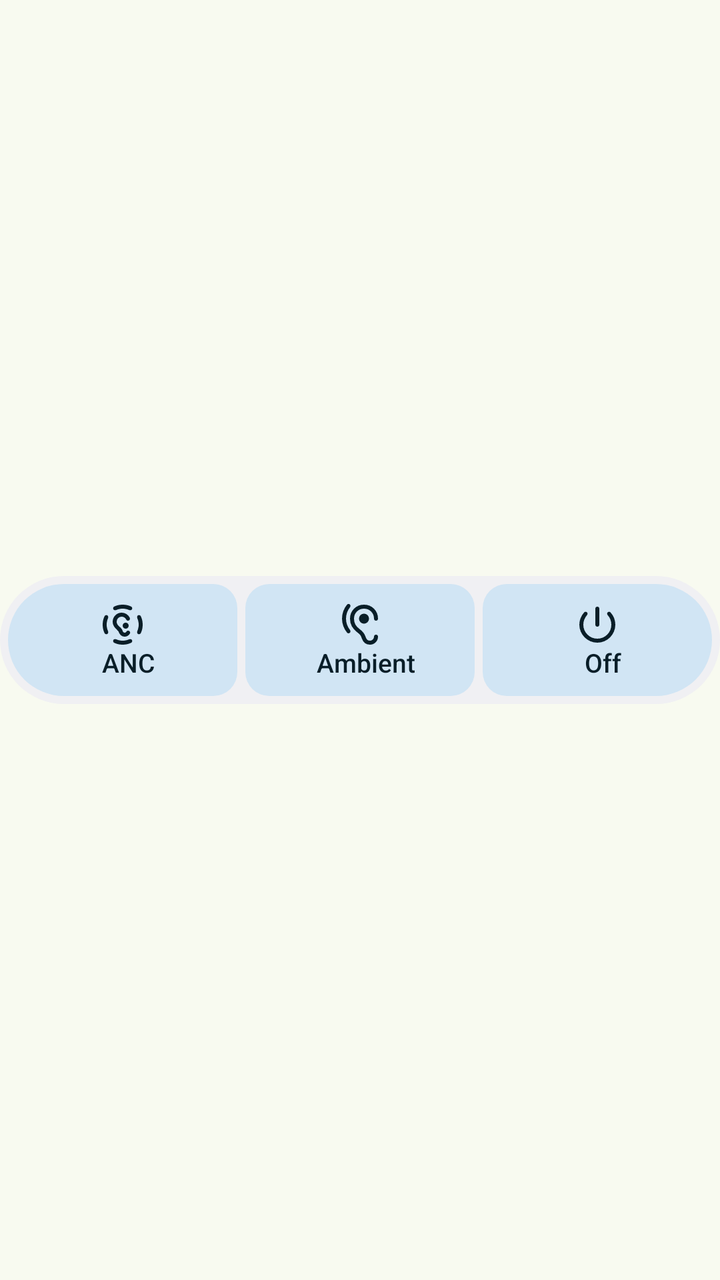
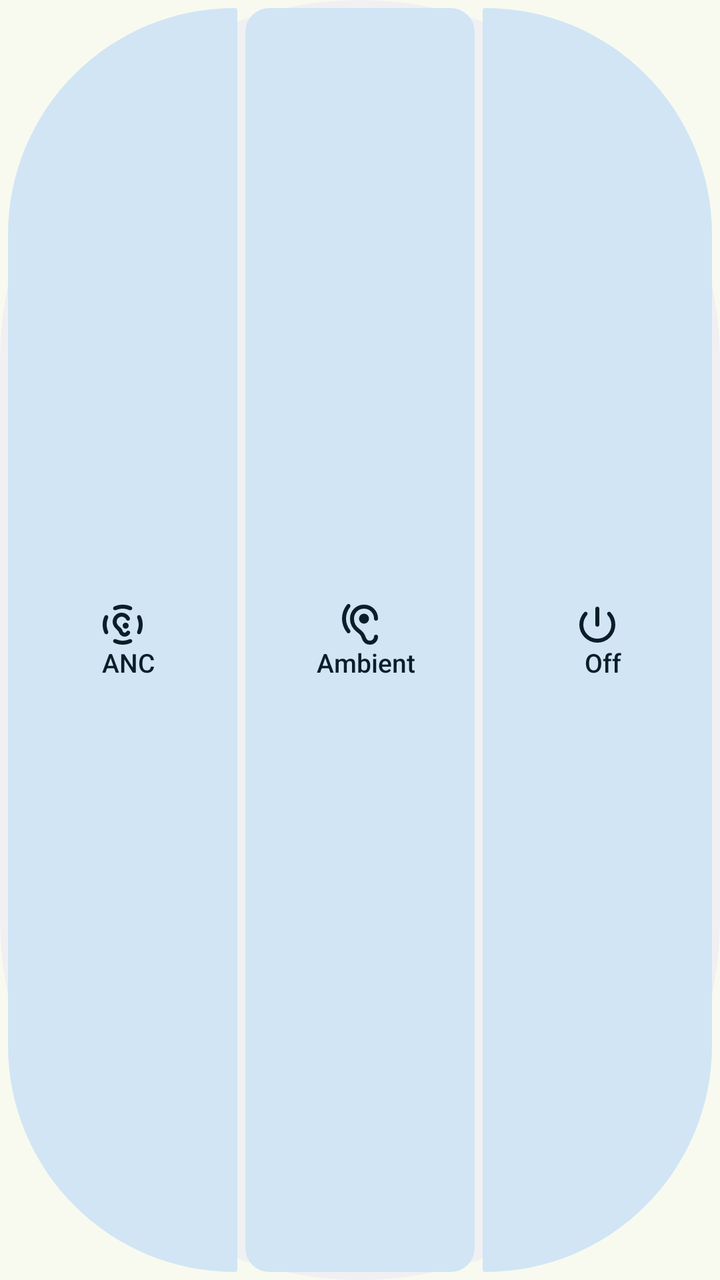

Screens rendered from an Android XML layout before and after an edit, with the pre-edit source and the edit as a unified diff.
<!-- AndroidManifest.xml: application theme Theme.Hush -->
<!-- res/layout/widget_modes_stacked.xml -->
<FrameLayout xmlns:android="http://schemas.android.com/apk/res/android"
    android:layout_width="match_parent" android:layout_height="match_parent">
    <LinearLayout android:id="@android:id/background"
        android:layout_width="match_parent" android:layout_height="64dp"
        android:layout_gravity="center" android:orientation="horizontal"
        android:background="@drawable/w_bg" android:padding="4dp">
        <LinearLayout android:id="@+id/w_anc"
            android:layout_width="0dp" android:layout_height="match_parent"
            android:layout_weight="1"
            android:gravity="center" android:orientation="vertical"
            android:clickable="true" android:focusable="true"
            android:background="@drawable/w_tile_start">
            <ImageView android:id="@+id/w_anc_icon"
                android:layout_width="24dp" android:layout_height="24dp"
                android:importantForAccessibility="no"
                android:src="@drawable/w_icon_noise_control_off" />
            <TextView android:id="@+id/w_anc_label"
                android:layout_width="wrap_content" android:layout_height="wrap_content"
                android:paddingStart="6dp" android:fontFamily="sans-serif-medium"
                android:includeFontPadding="false" android:singleLine="true"
                android:importantForAccessibility="no"
                android:textSize="13sp" android:textColor="@color/w_off_text"
                android:text="ANC" />
        </LinearLayout>
        <LinearLayout android:id="@+id/w_amb"
            android:layout_width="0dp" android:layout_height="match_parent"
            android:layout_weight="1" android:layout_marginStart="4dp"
            android:gravity="center" android:orientation="vertical"
            android:clickable="true" android:focusable="true"
            android:background="@drawable/w_tile_middle">
            <ImageView android:id="@+id/w_amb_icon"
                android:layout_width="24dp" android:layout_height="24dp"
                android:importantForAccessibility="no"
                android:src="@drawable/w_icon_hearing" />
            <TextView android:id="@+id/w_amb_label"
                android:layout_width="wrap_content" android:layout_height="wrap_content"
                android:paddingStart="6dp" android:fontFamily="sans-serif-medium"
                android:includeFontPadding="false" android:singleLine="true"
                android:importantForAccessibility="no"
                android:textSize="13sp" android:textColor="@color/w_off_text"
                android:text="Ambient" />
        </LinearLayout>
        <LinearLayout android:id="@+id/w_off"
            android:layout_width="0dp" android:layout_height="match_parent"
            android:layout_weight="1" android:layout_marginStart="4dp"
            android:gravity="center" android:orientation="vertical"
            android:clickable="true" android:focusable="true"
            android:background="@drawable/w_tile_end">
            <ImageView android:id="@+id/w_off_icon"
                android:layout_width="24dp" android:layout_height="24dp"
                android:importantForAccessibility="no"
                android:src="@drawable/w_icon_power_settings_new" />
            <TextView android:id="@+id/w_off_label"
                android:layout_width="wrap_content" android:layout_height="wrap_content"
                android:paddingStart="6dp" android:fontFamily="sans-serif-medium"
                android:includeFontPadding="false" android:singleLine="true"
                android:importantForAccessibility="no"
                android:textSize="13sp" android:textColor="@color/w_off_text"
                android:text="Off" />
        </LinearLayout>
    </LinearLayout>
</FrameLayout>
<!-- resources referenced by this layout -->
<resources>
  <color name="w_off_text">#FF1D192B</color>
  <!-- drawable w_bg (drawable) -->
  <shape xmlns:android="http://schemas.android.com/apk/res/android" android:shape="rectangle"><solid android:color="@color/w_bg" /><corners android:radius="32dp" /></shape>
  <!-- drawable w_icon_power_settings_new (drawable) -->
  <vector xmlns:android="http://schemas.android.com/apk/res/android" android:width="24dp" android:height="24dp" android:viewportWidth="960" android:viewportHeight="960" android:tint="@color/w_off_text"><group android:translateY="960"><path android:fillColor="#FFFFFFFF" android:pathData="M440-480v-320q0-17 11.5-28.5T480-840q17 0 28.5 11.5T520-800v320q0 17-11.5 28.5T480-440q-17 0-28.5-11.5T440-480Zm40 360q-74 0-139.5-28.5T226-226q-49-49-77.5-114.5T120-480q0-69 25.5-132.5T217-726q11-12 28-12t29 12q11 11 10 27.5T272-669q-34 38-53 86.5T200-480q0 116 82 198t198 82q117 0 198.5-82T760-480q0-54-19-103.5T687-671q-11-12-11.5-28t10.5-27q12-12 29-12t28 12q47 50 72 113.5T840-480q0 74-28.5 139.5t-77 114.5q-48.5 49-114 77.5T480-120Z" /></group></vector>
  <!-- drawable w_tile_end (drawable) -->
  <ripple xmlns:android="http://schemas.android.com/apk/res/android" android:color="#26FFFFFF"><item><shape android:shape="rectangle"><solid android:color="@color/w_off" /><corners android:topLeftRadius="12dp" android:topRightRadius="28dp" android:bottomRightRadius="28dp" android:bottomLeftRadius="12dp" /></shape></item><item android:id="@android:id/mask"><shape android:shape="rectangle"><solid android:color="#FFFFFFFF" /><corners android:topLeftRadius="12dp" android:topRightRadius="28dp" android:bottomRightRadius="28dp" android:bottomLeftRadius="12dp" /></shape></item></ripple>
  <!-- drawable w_tile_middle (drawable) -->
  <ripple xmlns:android="http://schemas.android.com/apk/res/android" android:color="#26FFFFFF"><item><shape android:shape="rectangle"><solid android:color="@color/w_off" /><corners android:topLeftRadius="12dp" android:topRightRadius="12dp" android:bottomRightRadius="12dp" android:bottomLeftRadius="12dp" /></shape></item><item android:id="@android:id/mask"><shape android:shape="rectangle"><solid android:color="#FFFFFFFF" /><corners android:topLeftRadius="12dp" android:topRightRadius="12dp" android:bottomRightRadius="12dp" android:bottomLeftRadius="12dp" /></shape></item></ripple>
  <!-- drawable w_tile_start (drawable) -->
  <ripple xmlns:android="http://schemas.android.com/apk/res/android" android:color="#26FFFFFF"><item><shape android:shape="rectangle"><solid android:color="@color/w_off" /><corners android:topLeftRadius="28dp" android:topRightRadius="12dp" android:bottomRightRadius="12dp" android:bottomLeftRadius="28dp" /></shape></item><item android:id="@android:id/mask"><shape android:shape="rectangle"><solid android:color="#FFFFFFFF" /><corners android:topLeftRadius="28dp" android:topRightRadius="12dp" android:bottomRightRadius="12dp" android:bottomLeftRadius="28dp" /></shape></item></ripple>
  <style name="Theme.Hush" parent="android:style/Theme.Material.NoActionBar">
          <item name="android:fontFamily">sans</item>
          <item name="android:windowLightStatusBar">true</item>
          <item name="android:windowActionModeOverlay">true</item>
          <item name="android:windowBackground">#F8FAF0</item>
          <item name="android:colorAccent">#46672F</item>
      </style>
  <color name="w_bg">#FFF3EDF7</color>
  <color name="w_off">#FFE8DEF8</color>
  <!-- unchanged entries left out for length: 2 -->
</resources>

<!-- the commit's change to res/layout/widget_modes_stacked.xml (unified diff, before → after) -->
@@ -1,8 +1,6 @@
-<FrameLayout xmlns:android="http://schemas.android.com/apk/res/android"
-    android:layout_width="match_parent" android:layout_height="match_parent">
-    <LinearLayout android:id="@android:id/background"
-        android:layout_width="match_parent" android:layout_height="64dp"
-        android:layout_gravity="center" android:orientation="horizontal"
+<LinearLayout xmlns:android="http://schemas.android.com/apk/res/android" android:id="@android:id/background"
+        android:layout_width="match_parent" android:layout_height="match_parent"
+        android:orientation="horizontal"
         android:background="@drawable/w_bg" android:padding="4dp">
         <LinearLayout android:id="@+id/w_anc"
             android:layout_width="0dp" android:layout_height="match_parent"
@@ -59,4 +57,3 @@
                 android:text="Off" />
         </LinearLayout>
     </LinearLayout>
-</FrameLayout>
<!-- resource entries referenced after the edit -->
@@ -2,15 +2,15 @@
 <resources>
   <color name="w_off_text">#FF1D192B</color>
   <!-- drawable w_bg (drawable) -->
-  <shape xmlns:android="http://schemas.android.com/apk/res/android" android:shape="rectangle"><solid android:color="@color/w_bg" /><corners android:radius="32dp" /></shape>
+  <shape xmlns:android="http://schemas.android.com/apk/res/android" android:shape="rectangle"><solid android:color="@color/w_bg" /><corners android:radius="999dp" /></shape>
   <!-- drawable w_icon_power_settings_new (drawable) -->
   <vector xmlns:android="http://schemas.android.com/apk/res/android" android:width="24dp" android:height="24dp" android:viewportWidth="960" android:viewportHeight="960" android:tint="@color/w_off_text"><group android:translateY="960"><path android:fillColor="#FFFFFFFF" android:pathData="M440-480v-320q0-17 11.5-28.5T480-840q17 0 28.5 11.5T520-800v320q0 17-11.5 28.5T480-440q-17 0-28.5-11.5T440-480Zm40 360q-74 0-139.5-28.5T226-226q-49-49-77.5-114.5T120-480q0-69 25.5-132.5T217-726q11-12 28-12t29 12q11 11 10 27.5T272-669q-34 38-53 86.5T200-480q0 116 82 198t198 82q117 0 198.5-82T760-480q0-54-19-103.5T687-671q-11-12-11.5-28t10.5-27q12-12 29-12t28 12q47 50 72 113.5T840-480q0 74-28.5 139.5t-77 114.5q-48.5 49-114 77.5T480-120Z" /></group></vector>
   <!-- drawable w_tile_end (drawable) -->
-  <ripple xmlns:android="http://schemas.android.com/apk/res/android" android:color="#26FFFFFF"><item><shape android:shape="rectangle"><solid android:color="@color/w_off" /><corners android:topLeftRadius="12dp" android:topRightRadius="28dp" android:bottomRightRadius="28dp" android:bottomLeftRadius="12dp" /></shape></item><item android:id="@android:id/mask"><shape android:shape="rectangle"><solid android:color="#FFFFFFFF" /><corners android:topLeftRadius="12dp" android:topRightRadius="28dp" android:bottomRightRadius="28dp" android:bottomLeftRadius="12dp" /></shape></item></ripple>
+  <ripple xmlns:android="http://schemas.android.com/apk/res/android" android:color="#26FFFFFF"><item><shape android:shape="rectangle"><solid android:color="@color/w_off" /><corners android:topLeftRadius="12dp" android:topRightRadius="999dp" android:bottomRightRadius="999dp" android:bottomLeftRadius="12dp" /></shape></item><item android:id="@android:id/mask"><shape android:shape="rectangle"><solid android:color="#FFFFFFFF" /><corners android:topLeftRadius="12dp" android:topRightRadius="999dp" android:bottomRightRadius="999dp" android:bottomLeftRadius="12dp" /></shape></item></ripple>
   <!-- drawable w_tile_middle (drawable) -->
   <ripple xmlns:android="http://schemas.android.com/apk/res/android" android:color="#26FFFFFF"><item><shape android:shape="rectangle"><solid android:color="@color/w_off" /><corners android:topLeftRadius="12dp" android:topRightRadius="12dp" android:bottomRightRadius="12dp" android:bottomLeftRadius="12dp" /></shape></item><item android:id="@android:id/mask"><shape android:shape="rectangle"><solid android:color="#FFFFFFFF" /><corners android:topLeftRadius="12dp" android:topRightRadius="12dp" android:bottomRightRadius="12dp" android:bottomLeftRadius="12dp" /></shape></item></ripple>
   <!-- drawable w_tile_start (drawable) -->
-  <ripple xmlns:android="http://schemas.android.com/apk/res/android" android:color="#26FFFFFF"><item><shape android:shape="rectangle"><solid android:color="@color/w_off" /><corners android:topLeftRadius="28dp" android:topRightRadius="12dp" android:bottomRightRadius="12dp" android:bottomLeftRadius="28dp" /></shape></item><item android:id="@android:id/mask"><shape android:shape="rectangle"><solid android:color="#FFFFFFFF" /><corners android:topLeftRadius="28dp" android:topRightRadius="12dp" android:bottomRightRadius="12dp" android:bottomLeftRadius="28dp" /></shape></item></ripple>
+  <ripple xmlns:android="http://schemas.android.com/apk/res/android" android:color="#26FFFFFF"><item><shape android:shape="rectangle"><solid android:color="@color/w_off" /><corners android:topLeftRadius="999dp" android:topRightRadius="12dp" android:bottomRightRadius="12dp" android:bottomLeftRadius="999dp" /></shape></item><item android:id="@android:id/mask"><shape android:shape="rectangle"><solid android:color="#FFFFFFFF" /><corners android:topLeftRadius="999dp" android:topRightRadius="12dp" android:bottomRightRadius="12dp" android:bottomLeftRadius="999dp" /></shape></item></ripple>
   <style name="Theme.Hush" parent="android:style/Theme.Material.NoActionBar">
           <item name="android:fontFamily">sans</item>
           <item name="android:windowLightStatusBar">true</item>
